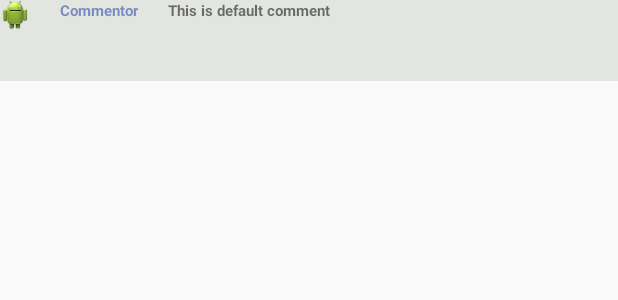
After one commit to rakeshkchhabra/AndroidApplications, an Android app: the layout comment_layout.xml on its own in the app's theme, with its tools: preview values and no code run, on a phone screen of 412 x 824 dp. The commit adds this screen. Shown: the top 300 px of the screen. Run offline under Robolectric (Android 15) with nearby library versions, the phone set to English and light mode, and no system bars.

Commit message:
Instagram App V2

```diff
--- a/InstagramPopular/app/src/main/java/com/example/rakeshch/instagrapmpopular/PhotoModel.java
+++ b/InstagramPopular/app/src/main/java/com/example/rakeshch/instagrapmpopular/PhotoModel.java
@@ -1,4 +1,7 @@
 package com.example.rakeshch.instagrapmpopular;
+
+import java.util.ArrayList;
+import java.util.List;
 
 /**
  * Created by rakeshch on 1/25/15.
@@ -13,4 +16,6 @@ public class PhotoModel {
     public PhotoComment photoComment1;
     public PhotoComment photoComment2;
     public int commentCount;
+    public String createdTime;
+    public ArrayList<PhotoComment> photoComments = new ArrayList<>();
 }
--- a/InstagramPopular/app/src/main/res/layout/activity_main.xml
+++ b/InstagramPopular/app/src/main/res/layout/activity_main.xml
@@ -15,7 +15,9 @@
             android:layout_alignParentLeft="true"
             android:layout_alignParentTop="true"
             android:layout_alignParentBottom="true"
-            android:layout_alignParentRight="true" />
+            android:layout_alignParentRight="true"
+            android:divider="@android:color/black"
+            android:dividerHeight="10.0sp" />
     </android.support.v4.widget.SwipeRefreshLayout>
 
 </RelativeLayout>
--- /dev/null
+++ b/InstagramPopular/app/src/main/res/layout/comment_layout.xml
@@ -0,0 +1,43 @@
+<?xml version="1.0" encoding="utf-8"?>
+<LinearLayout xmlns:android="http://schemas.android.com/apk/res/android"
+    android:orientation="vertical" android:layout_width="match_parent"
+    android:layout_height="match_parent">
+
+    <LinearLayout
+        android:layout_width="fill_parent"
+        android:layout_height="wrap_content"
+        android:id="@+id/commentlinear"
+        android:background="#4099a491">
+        <ImageView
+            android:layout_width="20dp"
+            android:layout_height="20dp"
+            android:id="@+id/imgComment"
+            android:scaleType="centerCrop"
+            android:adjustViewBounds="true"
+            android:src="@drawable/ic_launcher" />
+
+        <TextView
+            android:id="@+id/commentor"
+            android:layout_width="wrap_content"
+            android:layout_height="wrap_content"
+            android:text="@string/default_commentor"
+            android:layout_marginLeft="20dp"
+            android:textAlignment="center"
+            android:textColor="#801131a4"
+            android:textStyle="bold"
+            android:textSize="10dp" />
+
+        <TextView
+            android:id="@+id/comment"
+            android:layout_width="wrap_content"
+            android:layout_height="wrap_content"
+            android:text="@string/default_comment"
+            android:maxLines="4"
+            android:ellipsize="end"
+            android:layout_marginBottom="40dp"
+            android:layout_marginLeft="20dp"
+            android:textStyle="bold"
+            android:textSize="10dp" />
+    </LinearLayout>
+
+</LinearLayout>
```
Also changed, not shown: InstagramPopular/app/src/main/java/com/example/rakeshch/instagrapmpopular/CommentDialogFragment.java (added, +43 -0 lines), InstagramPopular/app/src/main/java/com/example/rakeshch/instagrapmpopular/CommentsAdapter.java (added, +51 -0 lines), InstagramPopular/app/src/main/java/com/example/rakeshch/instagrapmpopular/MainActivity.java (+13 -0 lines), InstagramPopular/app/src/main/java/com/example/rakeshch/instagrapmpopular/PhotoAdapater.java (+27 -3 lines), InstagramPopular/app/src/main/res/layout/comments_dialog.xml (added, +10 -0 lines), InstagramPopular/app/src/main/res/layout/photolayout.xml (+75 -49 lines), 1 other file.
